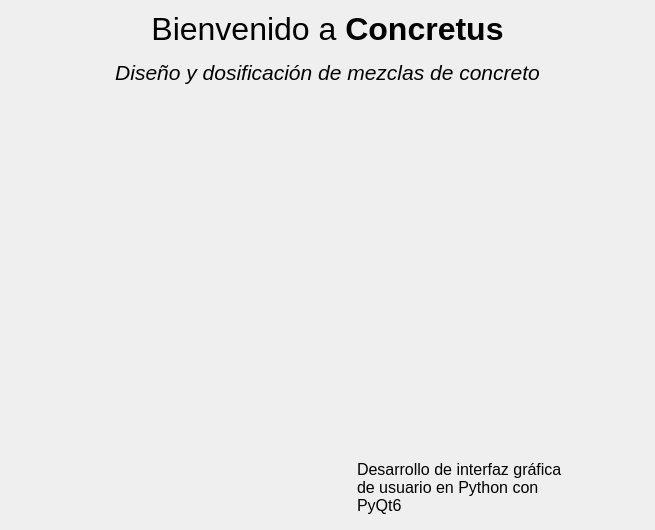
Above: gui/ui/welcome_widget.ui from AMK-ULTRA/Concretus before the change. Below: the same form after it.
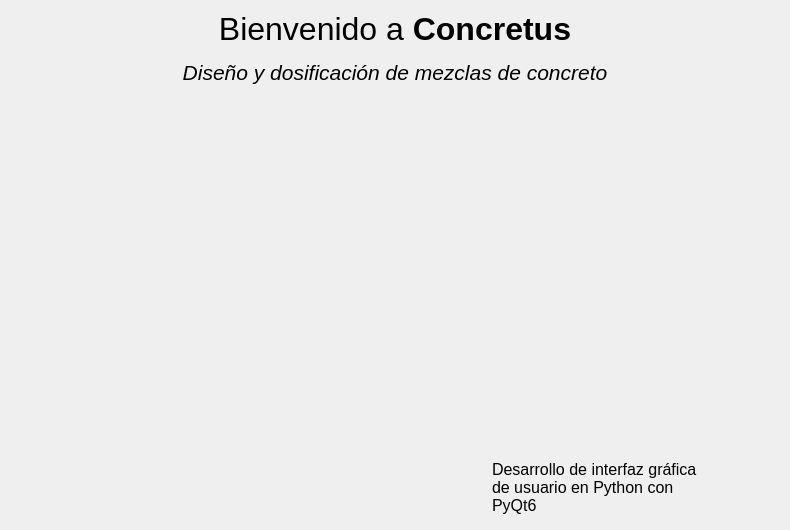
That is the form after the change. Icons and pictures are not drawn.

The edit to the form file:
```diff
--- a/gui/ui/welcome_widget.ui
+++ b/gui/ui/welcome_widget.ui
@@ -6,13 +6,13 @@
    <rect>
     <x>0</x>
     <y>0</y>
-    <width>655</width>
+    <width>790</width>
     <height>530</height>
    </rect>
   </property>
   <property name="minimumSize">
    <size>
-    <width>655</width>
+    <width>790</width>
     <height>530</height>
    </size>
   </property>
```
